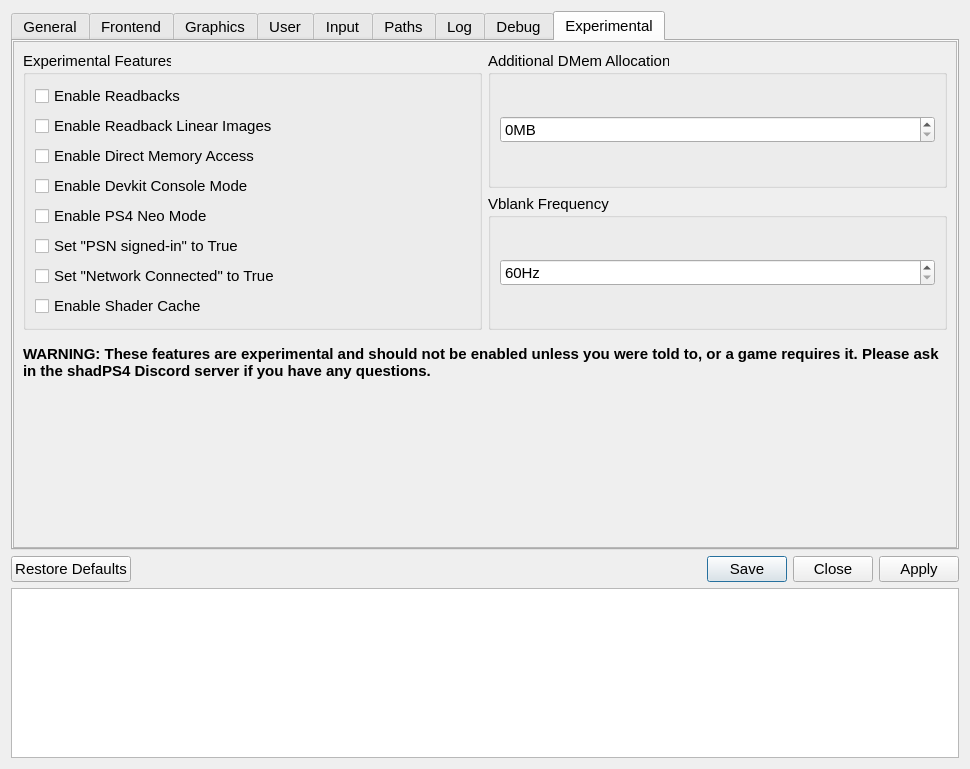
Old version of the form src/qt_gui/settings_dialog.ui in the repository shadps4-emu/shadps4-qtlauncher.
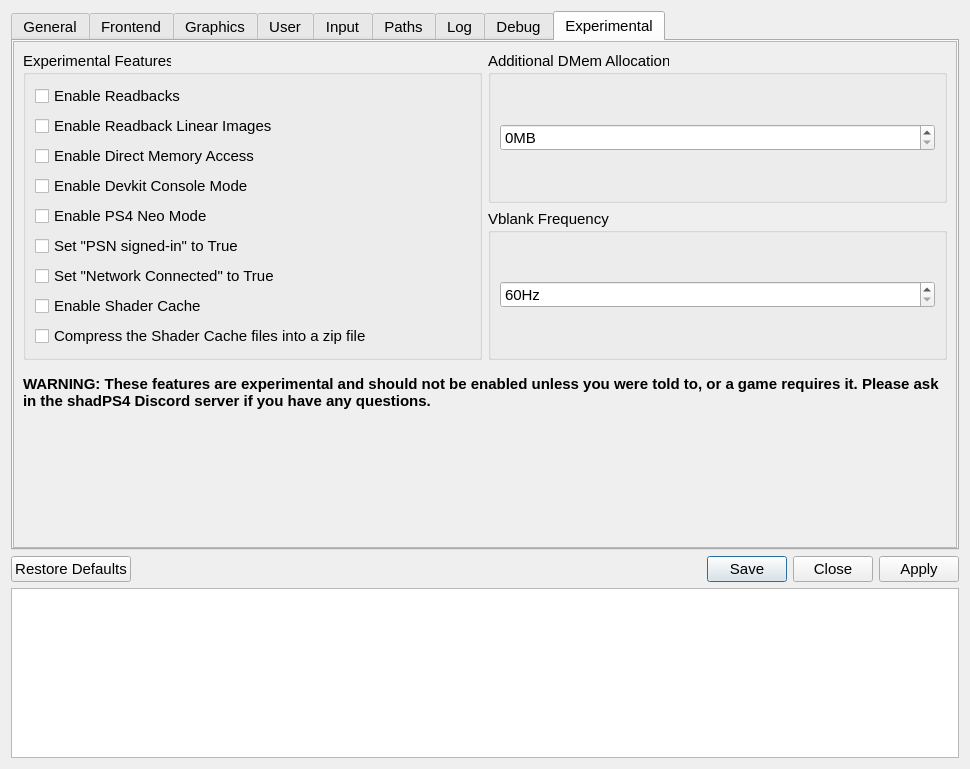
New version of the form. The open tabs and pages were chosen to show the change. Icons and pictures are not drawn.

```diff
--- a/src/qt_gui/settings_dialog.ui
+++ b/src/qt_gui/settings_dialog.ui
@@ -2412,7 +2412,7 @@
          <x>0</x>
          <y>0</y>
          <width>946</width>
-         <height>427</height>
+         <height>459</height>
         </rect>
        </property>
        <property name="sizePolicy">
@@ -2509,6 +2509,13 @@
                  </property>
                 </widget>
                </item>
+               <item>
+                <widget class="QCheckBox" name="shaderCacheArchiveCheckBox">
+                 <property name="text">
+                  <string>Compress the Shader Cache files into a zip file</string>
+                 </property>
+                </widget>
+               </item>
               </layout>
              </widget>
             </item>
```
